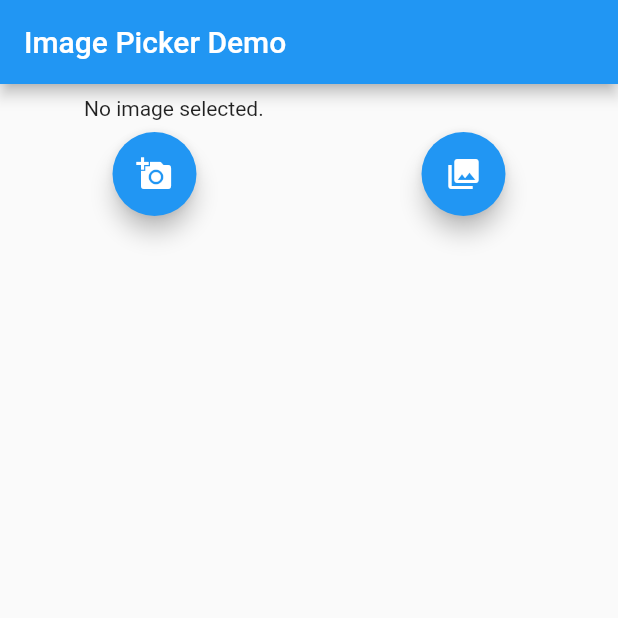
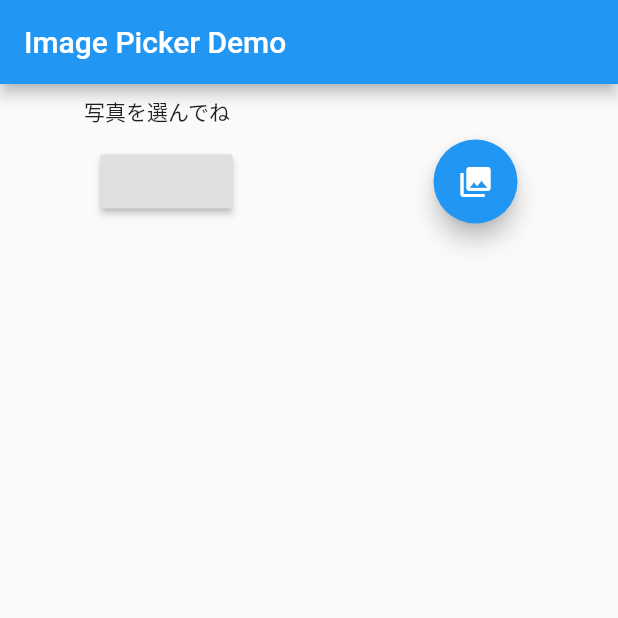
Before and after one commit to Kahori26/Myapp, a Flutter app: the screen it shows after launch, on a phone screen of 412 x 824 dp, the top half of it. Run offline on Flutter 3.47's test engine with Material 2 defaults, Android fonts, the phone set to English and light mode, and no system bars; our stand-ins replace image_picker, palette_generator.

Commit message:
カメラと色のファイル

```diff
--- a/lib/color.dart
+++ b/lib/color.dart
@@ -10,15 +10,13 @@ import 'package:flutter/rendering.dart';
 
 import 'package:palette_generator/palette_generator.dart';
 
-void main() => runApp(MyApp());
-
 const Color _kBackgroundColor = Color(0xffa0a0a0);
 const Color _kSelectionRectangleBackground = Color(0x15000000);
 const Color _kSelectionRectangleBorder = Color(0x80000000);
 const Color _kPlaceholderColor = Color(0x80404040);
 
 /// The main Application class.
-class MyApp extends StatelessWidget {
+class Findcolorpage extends StatelessWidget {
   // This widget is the root of your application.
   @override
   Widget build(BuildContext context) {
@@ -29,8 +27,8 @@ class MyApp extends StatelessWidget {
       ),
       home: const ImageColors(
         title: 'Image Colors',
-        image: AssetImage('assets/landscape.png'),
-        imageSize: Size(256.0, 170.0),
+        image: AssetImage('assets/a.jpg'),
+        imageSize: Size(256.0, 250.0),
       ),
     );
   }
--- a/lib/main.dart
+++ b/lib/main.dart
@@ -2,7 +2,7 @@ import 'dart:io';
 
 import 'package:flutter/material.dart';
 import 'package:image_picker/image_picker.dart';
-
+import 'package:myapp/color.dart';
 void main() {
   runApp(MyApp());
 }
@@ -16,7 +16,11 @@ class MyApp extends StatelessWidget {
         primarySwatch: Colors.blue,
         visualDensity: VisualDensity.adaptivePlatformDensity,
       ),
-     home: HomePage(),
+      initialRoute: '/',
+      routes: {
+        '/': (context) => HomePage(),
+        '/awesomePage': (context) => Findcolorpage(),
+      },
     );
   }
 }
@@ -60,17 +64,13 @@ class _HomePageState extends State<HomePage> {
               padding: const EdgeInsets.all(8.0),
               child: Container(
                   width: 300,
-                 child: _image == null
-                     ? Text('No image selected.')
-                     : Image.file(_image)),
+                  child: _image == null ? Text('写真を選んでね') : Image.file(_image)),
             ),
             Row(
               mainAxisAlignment: MainAxisAlignment.spaceAround,
               children: [
-               FloatingActionButton(
-                 onPressed: getImageFromCamera,
-                 tooltip: 'Pick Image From Camera',
-                 child: Icon(Icons.add_a_photo),
+                RaisedButton(
+                  onPressed: () => {Navigator.pushNamed(context, '/awesomePage')},
                   ),
                 FloatingActionButton(
                   onPressed: getImageFromGallery,
--- a/pubspec.yaml
+++ b/pubspec.yaml
@@ -40,6 +40,8 @@ dev_dependencies:
 
 # The following section is specific to Flutter.
 flutter:
+  assets:
+    - assets/a.jpg
 
   # The following line ensures that the Material Icons font is
   # included with your application, so that you can use the icons in
```
Also changed, not shown: assets/a.jpg (added), pubspec.lock. Lines whose indentation alone changed are shown as unchanged.
